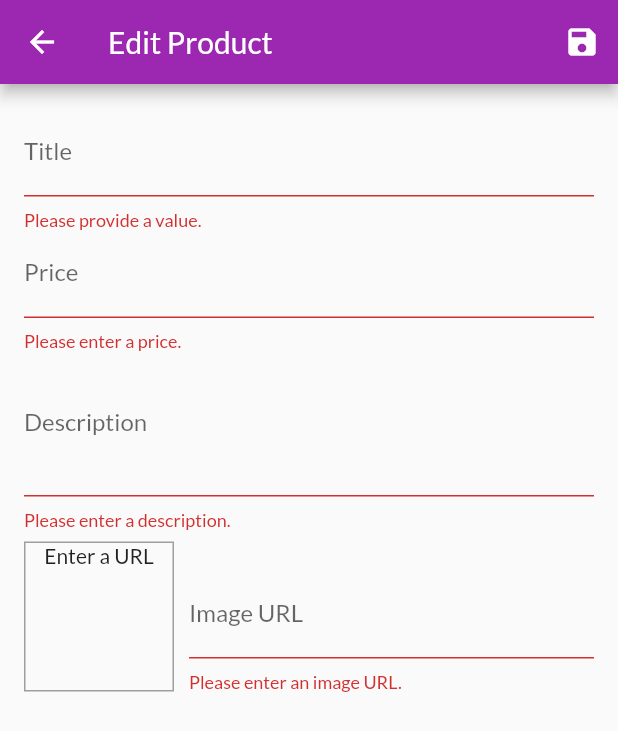
After one commit to JuaniV2002/shop_app, a Flutter app: the EditProductScreen screen opened by its route, after a tap on the "save" icon, on a phone screen of 412 x 824 dp. The commit adds this screen. Shown: the top 731 px of the screen. Run offline on Flutter 3.47's test engine with Material 2 defaults, Android fonts, the phone set to English and light mode, and no system bars; our stand-ins replace badges; network calls fail.

Commit message:
Now a user can add, edit or delete a product

```diff
--- a/lib/main.dart
+++ b/lib/main.dart
@@ -1,5 +1,4 @@
 import 'package:flutter/material.dart';
-import 'package:flutter_complete_guide/screens/cart_screen.dart';
 import 'package:provider/provider.dart';
 
 import './screens/cart_screen.dart';
@@ -9,6 +8,8 @@ import './providers/products.dart';
 import './providers/cart.dart';
 import './providers/orders.dart';
 import './screens/orders_screen.dart';
+import './screens/user_products_screen.dart';
+import './screens/edit_product_screen.dart';
 
 void main() => runApp(MyApp());
 
@@ -39,6 +40,8 @@ class MyApp extends StatelessWidget {
             ProductDetailScreen.routeName: (ctx) => ProductDetailScreen(),
             CartScreen.routeName: (ctx) => CartScreen(),
             OrdersScreen.routeName: (ctx) => OrdersScreen(),
+            UserProductsScreen.routeName: (ctx) => UserProductsScreen(),
+            EditProductScreen.routeName: (ctx) => EditProductScreen(),
           }),
     );
   }
--- a/lib/providers/products.dart
+++ b/lib/providers/products.dart
@@ -65,8 +65,30 @@ class Products with ChangeNotifier {
   //   notifyListeners();
   // }
 
-  void addProduct() {
-    // _items.add(value);
+  void addProduct(Product product) {
+    final newProduct = Product(
+      title: product.title,
+      description: product.description,
+      price: product.price,
+      imageUrl: product.imageUrl,
+      id: DateTime.now().toString(),
+    );
+    _items.add(newProduct);
+    notifyListeners();
+  }
+
+  void updateProduct(String id, Product newProduct) {
+    final prodIndex = _items.indexWhere((prod) => prod.id == id);
+    if (prodIndex >= 0) {
+      _items[prodIndex] = newProduct;
+      notifyListeners();
+    } else {
+      print('...');
+    }
+  }
+
+  void deleteProduct(String id) {
+    _items.removeWhere((prod) => prod.id == id);
     notifyListeners();
   }
 }
--- /dev/null
+++ b/lib/screens/edit_product_screen.dart
@@ -0,0 +1,273 @@
+import 'package:flutter/material.dart';
+import 'package:provider/provider.dart';
+
+import '../providers/product.dart';
+import '../providers/products.dart';
+
+class EditProductScreen extends StatefulWidget {
+  static const routeName = "/edit-product";
+
+  @override
+  _EditProductScreenState createState() => _EditProductScreenState();
+}
+
+class _EditProductScreenState extends State<EditProductScreen> {
+  final _priceFocusNode = FocusNode();
+  final _descriptionFocusNode = FocusNode();
+  final _imageUrlController = TextEditingController();
+  final _imageUrlFocusNode = FocusNode();
+  final _form = GlobalKey<FormState>();
+  var _editedProduct = Product(
+    id: null,
+    title: "",
+    description: "",
+    price: 0,
+    imageUrl: "",
+  );
+  var _initValues = {
+    "title": "",
+    "description": "",
+    "price": "",
+    "imageUrl": "",
+  };
+  var _isInit = true;
+
+  @override
+  void initState() {
+    _imageUrlFocusNode.addListener(_updateImageUrl);
+    super.initState();
+  }
+
+  @override
+  void didChangeDependencies() {
+    if (_isInit) {
+      final productId = ModalRoute.of(context).settings.arguments as String;
+      if (productId != null) {
+        _editedProduct =
+            Provider.of<Products>(context, listen: false).findById(productId);
+        _initValues = {
+          "title": _editedProduct.title,
+          "description": _editedProduct.description,
+          "price": _editedProduct.price.toString(),
+          // "imageUrl": _editedProduct.imageUrl,
+          "imageUrl": "",
+        };
+        _imageUrlController.text = _editedProduct.imageUrl;
+      }
+      ;
+    }
+    _isInit = false;
+    super.didChangeDependencies();
+  }
+
+  @override
+  void dispose() {
+    _imageUrlFocusNode.removeListener(_updateImageUrl);
+    _priceFocusNode.dispose();
+    _descriptionFocusNode.dispose();
+    _imageUrlController.dispose();
+    _imageUrlFocusNode.dispose();
+    super.dispose();
+  }
+
+  void _updateImageUrl() {
+    if (!_imageUrlFocusNode.hasFocus) {
+      if ((!_imageUrlController.text.startsWith("http") &&
+              !_imageUrlController.text.startsWith("https")) ||
+          (!_imageUrlController.text.endsWith(".png") &&
+              !_imageUrlController.text.endsWith(".jpg") &&
+              !_imageUrlController.text.endsWith(".jpeg"))) {
+        return;
+      }
+      setState(() {});
+    }
+  }
+
+  void _saveForm() {
+    final isValid = _form.currentState.validate();
+    if (!isValid) {
+      return;
+    }
+    _form.currentState.save();
+    if (_editedProduct.id != null) {
+      Provider.of<Products>(context, listen: false)
+          .updateProduct(_editedProduct.id, _editedProduct);
+    } else {
+      Provider.of<Products>(context, listen: false).addProduct(_editedProduct);
+    }
+    Provider.of<Products>(context, listen: false).addProduct(_editedProduct);
+    Navigator.of(context).pop();
+  }
+
+  @override
+  Widget build(BuildContext context) {
+    return Scaffold(
+      appBar: AppBar(
+        title: Text("Edit Product"),
+        actions: <Widget>[
+          IconButton(
+            icon: Icon(Icons.save),
+            onPressed: () {
+              _saveForm();
+            },
+          ),
+        ],
+      ),
+      body: Padding(
+        padding: EdgeInsets.all(16),
+        child: Form(
+          key: _form,
+          child: ListView(
+            children: <Widget>[
+              TextFormField(
+                initialValue: _initValues["title"],
+                decoration: InputDecoration(labelText: "Title"),
+                textInputAction: TextInputAction.next,
+                onFieldSubmitted: (_) {
+                  FocusScope.of(context).requestFocus(_priceFocusNode);
+                },
+                validator: (value) {
+                  if (value.isEmpty) {
+                    return "Please provide a value.";
+                  }
+                  return null;
+                },
+                onSaved: (value) {
+                  _editedProduct = Product(
+                    title: value,
+                    price: _editedProduct.price,
+                    description: _editedProduct.description,
+                    imageUrl: _editedProduct.imageUrl,
+                    id: _editedProduct.id,
+                    isFavorite: _editedProduct.isFavorite,
+                  );
+                },
+              ),
+              TextFormField(
+                initialValue: _initValues["price"],
+                decoration: InputDecoration(labelText: "Price"),
+                textInputAction: TextInputAction.next,
+                keyboardType: TextInputType.number,
+                focusNode: _priceFocusNode,
+                onFieldSubmitted: (_) {
+                  FocusScope.of(context).requestFocus(_descriptionFocusNode);
+                },
+                validator: (value) {
+                  if (value.isEmpty) {
+                    return "Please enter a price.";
+                  }
+                  if (double.tryParse(value) == null) {
+                    return "Please enter a valid number.";
+                  }
+                  if (double.parse(value) <= 0) {
+                    return "Please enter a number greater than zero.";
+                  }
+                  return null;
+                },
+                onSaved: (value) {
+                  _editedProduct = Product(
+                    title: _editedProduct.title,
+                    price: double.parse(value),
+                    description: _editedProduct.description,
+                    imageUrl: _editedProduct.imageUrl,
+                    id: _editedProduct.id,
+                    isFavorite: _editedProduct.isFavorite,
+                  );
+                },
+              ),
+              TextFormField(
+                initialValue: _initValues["description"],
+                decoration: InputDecoration(labelText: "Description"),
+                maxLines: 3,
+                keyboardType: TextInputType.multiline,
+                focusNode: _descriptionFocusNode,
+                validator: (value) {
+                  if (value.isEmpty) {
+                    return "Please enter a description.";
+                  }
+                  if (value.length < 10) {
+                    return "Should be at least 10 characters long.";
+                  }
+                  return null;
+                },
+                onSaved: (value) {
+                  _editedProduct = Product(
+                    title: _editedProduct.title,
+                    price: _editedProduct.price,
+                    description: value,
+                    imageUrl: _editedProduct.imageUrl,
+                    id: _editedProduct.id,
+                    isFavorite: _editedProduct.isFavorite,
+                  );
+                },
+              ),
+              Row(
+                crossAxisAlignment: CrossAxisAlignment.end,
+                children: <Widget>[
+                  Container(
+                      width: 100,
+                      height: 100,
+                      margin: EdgeInsets.only(top: 8, right: 10),
+                      decoration: BoxDecoration(
+                        border: Border.all(
+                          width: 1,
+                          color: Colors.grey,
+                        ),
+                      ),
+                      child: _imageUrlController.text.isEmpty
+                          ? Text(
+                              "Enter a URL",
+                              textAlign: TextAlign.center,
+                            )
+                          : FittedBox(
+                              child: Image.network(
+                                _imageUrlController.text,
+                                fit: BoxFit.cover,
+                              ),
+                            )),
+                  Expanded(
+                    child: TextFormField(
+                      decoration: InputDecoration(labelText: "Image URL"),
+                      keyboardType: TextInputType.url,
+                      textInputAction: TextInputAction.done,
+                      controller: _imageUrlController,
+                      focusNode: _imageUrlFocusNode,
+                      onFieldSubmitted: (_) {
+                        _saveForm();
+                      },
+                      validator: (value) {
+                        if (value.isEmpty) {
+                          return "Please enter an image URL.";
+                        }
+                        if (!value.startsWith("http") &&
+                            !value.startsWith("https")) {
+                          return "Please enter a valid URL.";
+                        }
+                        if (!value.endsWith(".png") &&
+                            !value.endsWith(".jpg") &&
+                            !value.endsWith(".jpeg")) {
+                          return "Please enter a valid image URL.";
+                        }
+                        return null;
+                      },
+                      onSaved: (value) {
+                        _editedProduct = Product(
+                          title: _editedProduct.title,
+                          price: _editedProduct.price,
+                          description: _editedProduct.description,
+                          imageUrl: value,
+                          id: _editedProduct.id,
+                          isFavorite: _editedProduct.isFavorite,
+                        );
+                      },
+                    ),
+                  ),
+                ],
+              ),
+            ],
+          ),
+        ),
+      ),
+    );
+  }
+}
--- a/lib/widgets/app_drawer.dart
+++ b/lib/widgets/app_drawer.dart
@@ -1,6 +1,7 @@
 import 'package:flutter/material.dart';
 
 import '../screens/orders_screen.dart';
+import '../screens/user_products_screen.dart';
 
 class AppDrawer extends StatelessWidget {
   @override
@@ -28,6 +29,14 @@ class AppDrawer extends StatelessWidget {
               Navigator.of(context).pushReplacementNamed(OrdersScreen.routeName);
             },
           ),
+          Divider(),
+          ListTile(
+            leading: Icon(Icons.edit),
+            title: Text("Manage Products"),
+            onTap: () {
+              Navigator.of(context).pushReplacementNamed(UserProductsScreen.routeName);
+            },
+          ),
         ],
       ),
     );
```
Also changed, not shown: lib/providers/cart.dart (+20 -0 lines), lib/screens/user_products_screen.dart (added, +47 -0 lines), lib/widgets/cart_item.dart (+23 -0 lines), lib/widgets/product_item.dart (+12 -0 lines), lib/widgets/user_product_item.dart (added, +47 -0 lines).
